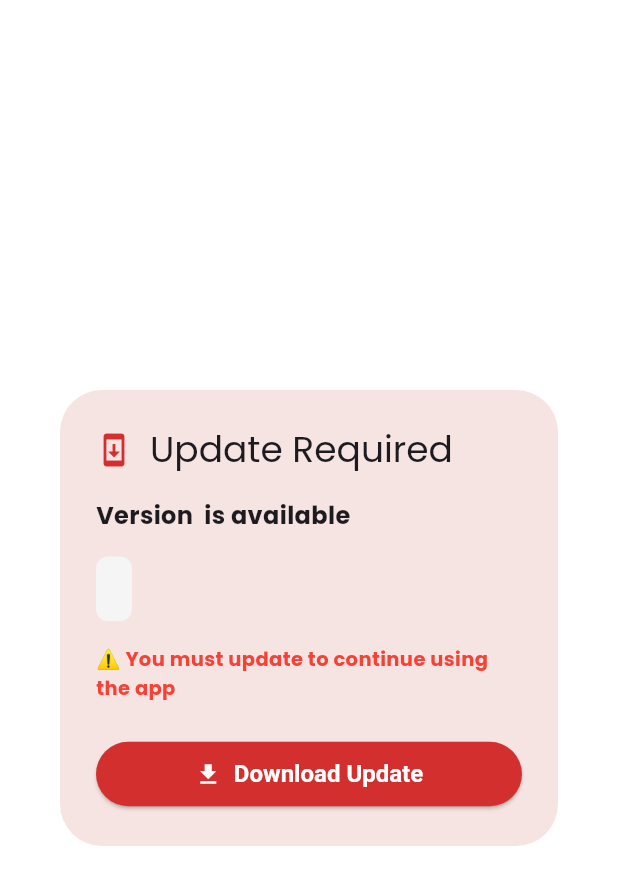
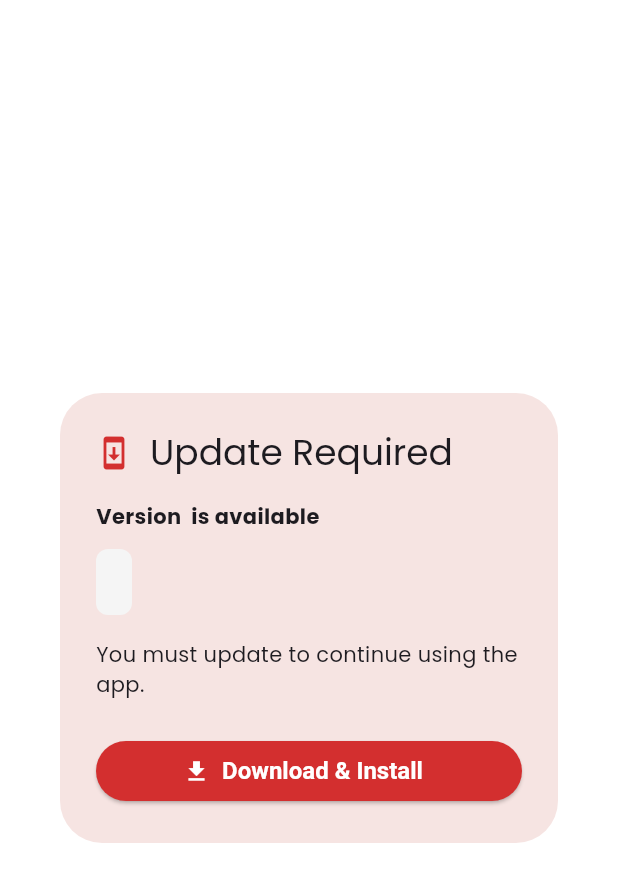
Before and after one commit to Rehancodecraft/EC-Saver, a Flutter app: the UpdateDialog widget shown alone on an empty page, opened directly with empty values, on a phone screen of 412 x 824 dp. Shown: the top 885 px of the screen. Run offline on Flutter 3.47's test engine with Material 3 defaults, Android fonts, the phone set to English and light mode, and no system bars; our stand-ins replace google_fonts, open_file, package_info_plus, pdf, permission_handler, printing and 2 more; missing offline and left inert: dart:html; accounts and stored records are empty; network calls fail.

Commit message:
updated enhance

```diff
--- a/lib/widgets/update_dialog.dart
+++ b/lib/widgets/update_dialog.dart
@@ -20,29 +20,35 @@ class UpdateDialog extends StatefulWidget {
 
 class _UpdateDialogState extends State<UpdateDialog> {
   bool _isDownloading = false;
+  double _progress = 0.0;
+  String _status = 'Ready';
 
-  Future<void> _downloadUpdate() async {
-    setState(() => _isDownloading = true);
+  Future<void> _startDownload() async {
+    setState(() {
+      _isDownloading = true;
+      _progress = 0.0;
+      _status = 'Starting download...';
+    });
 
     try {
-      await UpdateService.downloadUpdate(widget.downloadUrl);
+      await UpdateService.downloadAndInstallUpdate(widget.downloadUrl, (p) {
+        setState(() {
+          _progress = p.clamp(0.0, 1.0);
+          _status = 'Downloading ${(p * 100).toInt()}%';
+        });
+      });
 
+      setState(() {
+        _status = 'Download complete. Opening installer...';
+      });
+    } catch (e) {
+      setState(() {
+        _isDownloading = false;
+        _status = 'Download failed: $e';
+      });
       if (mounted) {
         ScaffoldMessenger.of(context).showSnackBar(
-          const SnackBar(
-            content: Text('Opening browser to download APK...'),
-            backgroundColor: AppColors.secondaryGreen,
-          ),
-        );
-      }
-    } catch (e) {
-      if (mounted) {
-        setState(() => _isDownloading = false);
-        ScaffoldMessenger.of(context).showSnackBar(
-          SnackBar(
-            content: Text('Error: $e'),
-            backgroundColor: Colors.red,
-          ),
+          SnackBar(content: Text('Update failed: $e'), backgroundColor: Colors.red),
         );
       }
     }
@@ -64,59 +70,31 @@ class _UpdateDialogState extends State<UpdateDialog> {
           mainAxisSize: MainAxisSize.min,
           crossAxisAlignment: CrossAxisAlignment.start,
           children: [
-            Text(
-              'Version ${widget.latestVersion} is available',
-              style: const TextStyle(
-                fontSize: 16,
-                fontWeight: FontWeight.bold,
-              ),
+            Text('Version ${widget.latestVersion} is available', style: const TextStyle(fontWeight: FontWeight.bold)),
+            const SizedBox(height: 12),
+            Container(
+              padding: const EdgeInsets.all(12),
+              decoration: BoxDecoration(color: Colors.grey[100], borderRadius: BorderRadius.circular(8)),
+              child: Text(widget.releaseNotes, maxLines: 6, overflow: TextOverflow.ellipsis),
             ),
             const SizedBox(height: 16),
-            Container(
-              padding: const EdgeInsets.all(12),
-              decoration: BoxDecoration(
-                color: Colors.grey[100],
-                borderRadius: BorderRadius.circular(8),
-              ),
-              child: Text(
-                widget.releaseNotes,
-                style: const TextStyle(fontSize: 13),
-                maxLines: 5,
-                overflow: TextOverflow.ellipsis,
-              ),
-            ),
-            const SizedBox(height: 16),
-            const Text(
-              '⚠️ You must update to continue using the app',
-              style: TextStyle(
-                fontSize: 13,
-                color: Colors.red,
-                fontWeight: FontWeight.bold,
-              ),
-            ),
+            if (_isDownloading) ...[
+              LinearProgressIndicator(value: _progress),
+              const SizedBox(height: 8),
+              Text(_status),
+            ] else ...[
+              const Text('You must update to continue using the app.'),
+            ]
           ],
         ),
         actions: [
           SizedBox(
             width: double.infinity,
             child: ElevatedButton.icon(
-              onPressed: _isDownloading ? null : _downloadUpdate,
-              icon: _isDownloading
-                  ? const SizedBox(
-                      width: 16,
-                      height: 16,
-                      child: CircularProgressIndicator(
-                        color: Colors.white,
-                        strokeWidth: 2,
-                      ),
-                    )
-                  : const Icon(Icons.download),
-              label: Text(_isDownloading ? 'Opening...' : 'Download Update'),
-              style: ElevatedButton.styleFrom(
-                backgroundColor: AppColors.primaryRed,
-                foregroundColor: Colors.white,
-                padding: const EdgeInsets.symmetric(vertical: 12),
-              ),
+              onPressed: _isDownloading ? null : _startDownload,
+              icon: _isDownloading ? const SizedBox(width:16, height:16, child:CircularProgressIndicator(color:Colors.white, strokeWidth:2)) : const Icon(Icons.download),
+              label: Text(_isDownloading ? 'Downloading...' : 'Download & Install'),
+              style: ElevatedButton.styleFrom(backgroundColor: AppColors.primaryRed),
             ),
           ),
         ],
--- a/pubspec.yaml
+++ b/pubspec.yaml
@@ -34,7 +34,7 @@ dependencies:
   package_info_plus: ^4.2.0
   http: ^1.1.0
   permission_handler: ^11.4.0
-  # Removed: dio, open_file (causing conflicts)
+  open_file: ^3.3.2
 
 dev_dependencies:
   flutter_test:
```
Also changed, not shown: lib/services/update_service.dart (+76 -0 lines), 2 other files.
